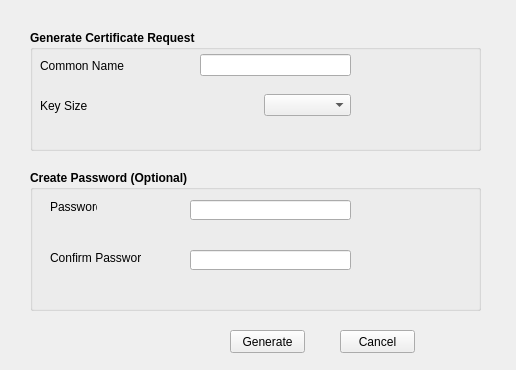
Before: the Qt Designer form gencsr.ui in stacywaturi/Design1, drawn with Qt 5.
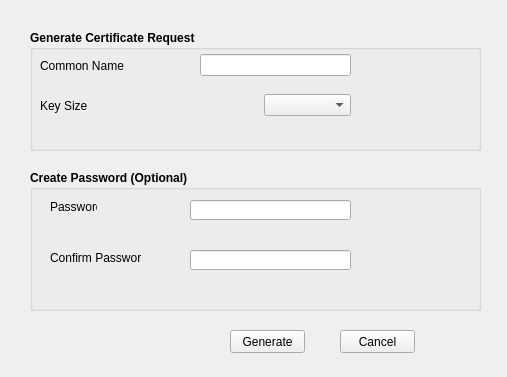
After: the same form once the commit is applied.

```diff
--- a/gencsr.ui
+++ b/gencsr.ui
@@ -6,8 +6,8 @@
    <rect>
     <x>0</x>
     <y>0</y>
-    <width>516</width>
-    <height>370</height>
+    <width>507</width>
+    <height>377</height>
    </rect>
   </property>
   <property name="windowTitle">
```
Left out of the diff: 18 changed lines with no effect on the pictures.
